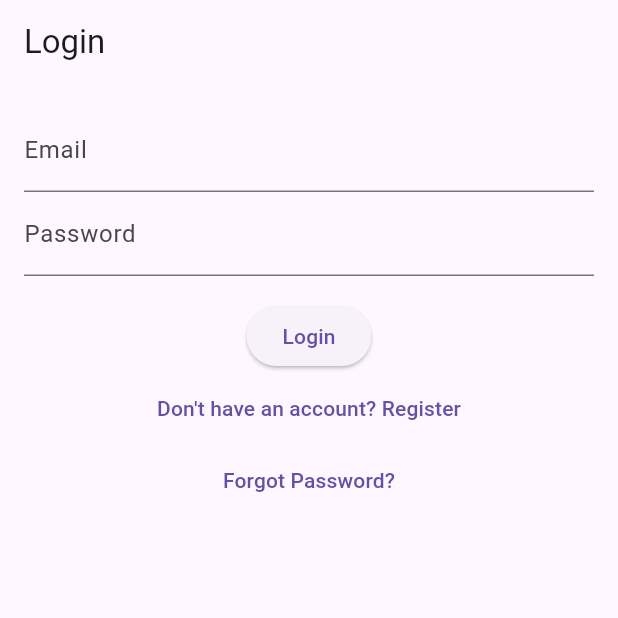
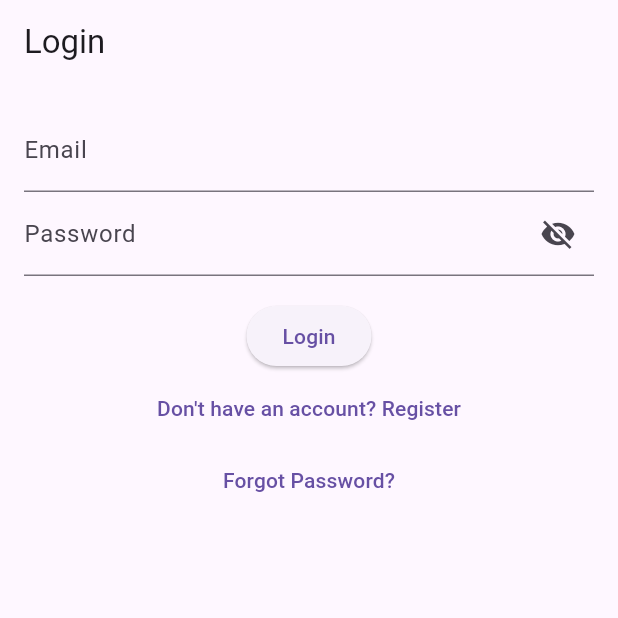
Before and after one commit to Israel-Shingenge/Hockey-Association, a Flutter app: the screen it shows after launch, on a phone screen of 412 x 824 dp, the top half of it. Run offline on Flutter 3.47's test engine with Material 3 defaults, Android fonts, the phone set to English and light mode, and no system bars; our stand-ins replace cloud_firestore, firebase_auth, firebase_core; accounts and stored records are empty.

Commit message:
Added password visibility toggle

```diff
--- a/lib/authentication/login_register.dart
+++ b/lib/authentication/login_register.dart
@@ -23,6 +23,8 @@ class _LoginPageState extends State<LoginPage> {
   final _formKey = GlobalKey<FormState>();
   String? errorMessage = '';
   bool isLogin = true;
+  bool _isPasswordVisible = false;
+
 
   // Role dropdown state
   String? _selectedRole;
@@ -74,15 +76,32 @@ class _LoginPageState extends State<LoginPage> {
     }
   }
 
-  Widget _entryField(String label, TextEditingController c, {bool obscure = false, TextInputType? keyboard}) {
+  Widget _entryField(String label, TextEditingController c,
+      {bool obscure = false, TextInputType? keyboard}) {
+    final isPassword = label.toLowerCase() == 'password';
+
     return TextFormField(
       controller: c,
-      obscureText: obscure,
+      obscureText: isPassword ? !_isPasswordVisible : obscure,
       keyboardType: keyboard,
-      decoration: InputDecoration(labelText: label),
+      decoration: InputDecoration(
+        labelText: label,
+        suffixIcon: isPassword
+            ? IconButton(
+                icon: Icon(
+                    _isPasswordVisible ? Icons.visibility : Icons.visibility_off),
+                onPressed: () {
+                  setState(() {
+                    _isPasswordVisible = !_isPasswordVisible;
+                  });
+                },
+              )
+            : null,
+      ),
       validator: (value) => value == null || value.isEmpty ? 'Enter $label' : null,
     );
   }
+
 
   Widget _errorMessage() {
     return errorMessage == null || errorMessage == ''
```
